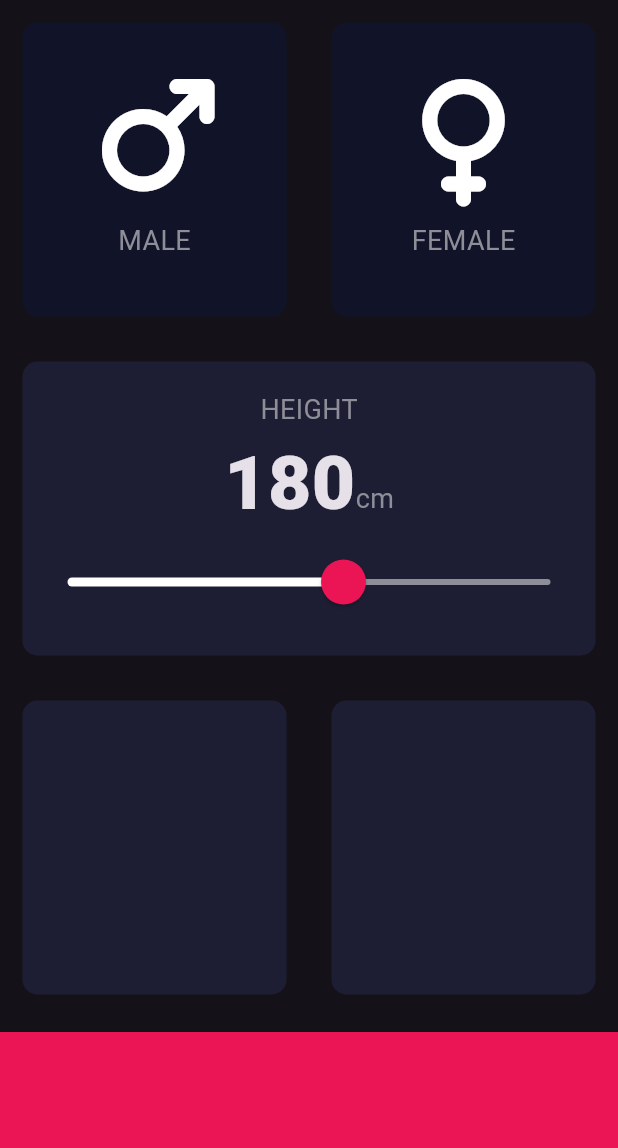
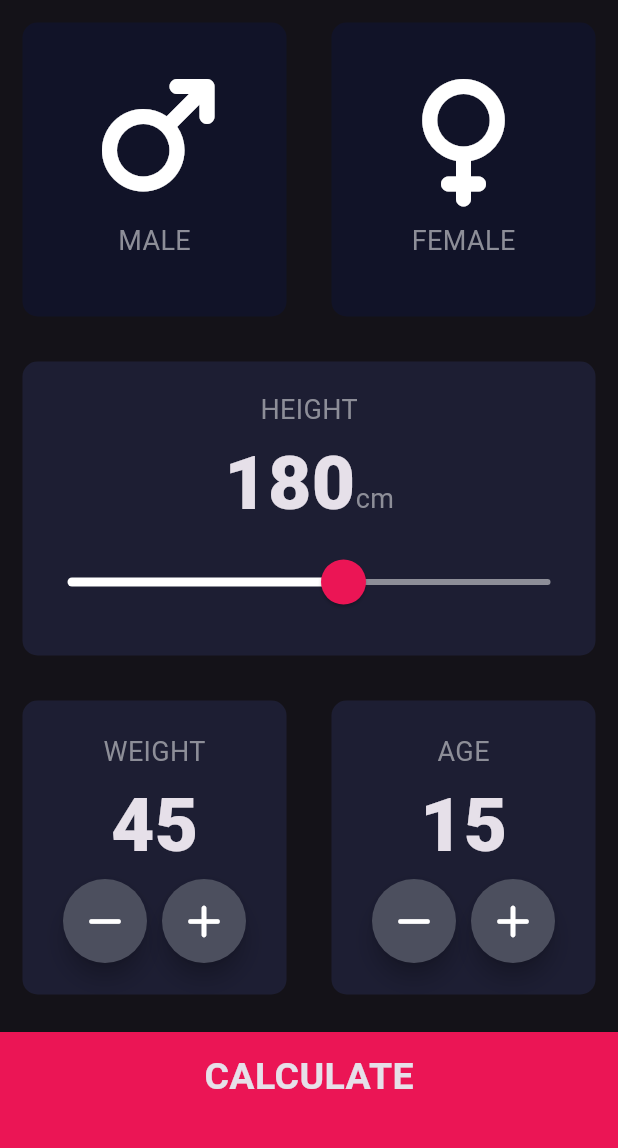
Before and after one commit to hsrshithrx/Flutter-Angela-Yu-Course-Projects, a Flutter app: the screen it shows after launch, on a phone screen of 412 x 824 dp, the part 84-1232 px from its top. Run offline on Flutter 3.47's test engine with Material 3 defaults, Android fonts, the light colour scheme and no system bars; our stand-ins replace font_awesome_flutter, rflutter_alert; missing offline and left inert: assets_audio_player_updated.

Commit message:
Final updates to bmi_calculator: refactor code structure, add calculator_brain.dart, reorganize into components and screens folders

```diff
--- /dev/null
+++ b/bmi_calculator/lib/calculator_brain.dart
@@ -0,0 +1,37 @@
+import 'package:flutter/material.dart';
+import 'dart:math';
+class CalculatorBrain {
+
+  CalculatorBrain(this.height, this.weight);
+
+  final int height;
+  final int weight;
+
+  double _bmi = 0.0;
+
+
+  String calculateBMI() {
+    _bmi = weight/pow(height/100, 2);
+    return _bmi.toStringAsFixed(1);
+  }
+
+  String getResult(){
+    if(_bmi>=25){
+      return 'Overweight';
+    }else if(_bmi>18.5){
+      return 'Normal';
+    }else{
+      return 'Underwight';
+    }
+  }
+
+  String getInterpretation(){
+    if(_bmi>=25){
+      return 'You have higher than normal body weight. Try to exercise more.';
+    }else if(_bmi>18.5){
+      return 'You have a normal body weight. Good job!';
+    }else{
+      return 'You have a lower than normal body weight. You can eat a bit more';
+    }
+  }
+}
--- /dev/null
+++ b/bmi_calculator/lib/components/bottom_container.dart
@@ -0,0 +1,30 @@
+import 'package:flutter/material.dart';
+import '../constants.dart';
+
+
+class BottomContainer extends StatelessWidget {
+
+  BottomContainer({required this.onTap, required this.buttonTitle});
+
+
+  final VoidCallback onTap;
+  final String buttonTitle;
+
+  @override
+  Widget build(BuildContext context) {
+    return GestureDetector(
+      onTap: onTap,
+      child: Container(
+        child: Center(
+          child: Text(buttonTitle, style: kLargeButtonTextStyle,),
+        ),
+        color: kBottomContainerColor,
+        margin: EdgeInsets.only(top: 10.0),
+        width: double.infinity,
+        padding: EdgeInsets.only(bottom: 20.0),
+        height: kBottomContainerHeight ,
+
+      ),
+    );
+  }
+}
--- a/bmi_calculator/lib/icon_content.dart
+++ b/bmi_calculator/lib/components/icon_content.dart
@@ -1,5 +1,5 @@
 import 'package:flutter/material.dart';
-import 'constants.dart';
+import '../constants.dart';
 
 
 class IconContent extends StatelessWidget {
--- /dev/null
+++ b/bmi_calculator/lib/components/round_icon_button.dart
@@ -0,0 +1,26 @@
+import 'package:flutter/material.dart';
+
+
+
+class RoundIconButton extends StatelessWidget {
+
+  final IconData icon;
+  final VoidCallback onPressed;
+
+  const RoundIconButton({ required this.icon, required this.onPressed});
+
+  @override
+  Widget build(BuildContext context) {
+    return RawMaterialButton(
+      child: Icon(icon),
+      elevation: 6.0,
+      onPressed: onPressed,
+      constraints: BoxConstraints.tightFor(
+        width: 56.0,
+        height: 56.0,
+      ),
+      shape: CircleBorder(),
+      fillColor: Color(0xFF4C4F5E),
+    );
+  }
+}
--- a/bmi_calculator/lib/main.dart
+++ b/bmi_calculator/lib/main.dart
@@ -1,5 +1,5 @@
 import 'package:flutter/material.dart';
-import 'input_page.dart';
+import 'screens/input_page.dart';
 void main() => runApp(BMICalculator());
 
 class BMICalculator extends StatelessWidget {
--- a/bmi_calculator/lib/input_page.dart
+++ b/bmi_calculator/lib/screens/input_page.dart
@@ -1,8 +1,13 @@
+import 'package:bmi_calculator/screens/result_page.dart';
 import 'package:flutter/material.dart';
 import 'package:font_awesome_flutter/font_awesome_flutter.dart';
-import 'icon_content.dart';
-import 'reusable_card.dart';
-import 'constants.dart';
+import '../components/icon_content.dart';
+import '../components/reusable_card.dart';
+import '../constants.dart';
+import 'result_page.dart';
+import '../components/bottom_container.dart';
+import '../components/round_icon_button.dart';
+import 'package:bmi_calculator/calculator_brain.dart';
 
 
 
@@ -21,6 +26,9 @@ class _InputPageState extends State<InputPage> {
 
   Gender? selectedGender;
   int height =180;
+  int weight = 45;
+  int age = 15;
+
 
   @override
   Widget build(BuildContext context) {
@@ -112,21 +120,92 @@ class _InputPageState extends State<InputPage> {
               children: <Widget>[
                 Expanded(child: ReusableCard(
                   colour: kActiveCardColor,
+                  cardChild: Column(
+                    mainAxisAlignment: MainAxisAlignment.center,
+                    children: <Widget>[
+                      Text('WEIGHT', style: kLabelTextStyle,),
+                      Text(weight.toString(), style: kNumberTextStyle,),
+                      Row(
+                        mainAxisAlignment: MainAxisAlignment.center,
+                        children: <Widget>[
+                          RoundIconButton(
+                            icon: FontAwesomeIcons.minus,
+                            onPressed: (){
+                              setState(() {
+                                weight--;
+                              });
+                            }
+                          ),
+                          SizedBox(
+                            width: 10.0,
+                          ),
+                          RoundIconButton(
+                              icon: FontAwesomeIcons.add,
+                              onPressed: (){
+                                setState(() {
+                                  weight++;
+                                });
+                              }
+                          ),
+
+                      ],
+                      )
+                    ],
+                  ),
+
                 )),
                 Expanded(child: ReusableCard(
                   colour: kActiveCardColor,
+                  cardChild: Column(
+                    mainAxisAlignment: MainAxisAlignment.center,
+                    children: <Widget>[
+                      Text('AGE', style: kLabelTextStyle,),
+                      Text(age.toString(), style: kNumberTextStyle,),
+                      Row(
+                        mainAxisAlignment: MainAxisAlignment.center,
+                        children: <Widget>[
+                          RoundIconButton(
+                              icon: FontAwesomeIcons.minus,
+                              onPressed: (){
+                                setState(() {
+                                  age--;
+                                });
+                              }
+                          ),
+                          SizedBox(
+                            width: 10.0,
+                          ),
+                          RoundIconButton(
+                              icon: FontAwesomeIcons.add,
+                              onPressed: (){
+                                setState(() {
+                                  age++;
+
+                                });
+                              }
+                          ),
+
+                        ],
+                      )
+                    ],
+                  ),
+
                 )),
 
               ]
 
           )),
-          Container(
-            color: kBottomContainerColor,
-            margin: EdgeInsets.only(top: 10.0),
-            width: double.infinity,
-            height: kBottomContainerHeight ,
+          BottomContainer(buttonTitle: 'CALCULATE',
+          onTap: (){
+            CalculatorBrain calc = CalculatorBrain(height, weight);
 
-          ),
+            Navigator.push(context,
+                MaterialPageRoute(builder: (context) => ResultsPage(
+                  bmiResult: calc.calculateBMI(),
+                  resultText: calc.getResult(),
+                  interpretation: calc.getInterpretation(),
+                )));
+          },),
         ],
       )
     );
```
Also changed, not shown: bmi_calculator/lib/constants.dart (+26 -0 lines), bmi_calculator/lib/screens/result_page.dart (added, +62 -0 lines), bmi_calculator/lib/components/reusable_card.dart (renamed from bmi_calculator/lib/reusable_card.dart).
